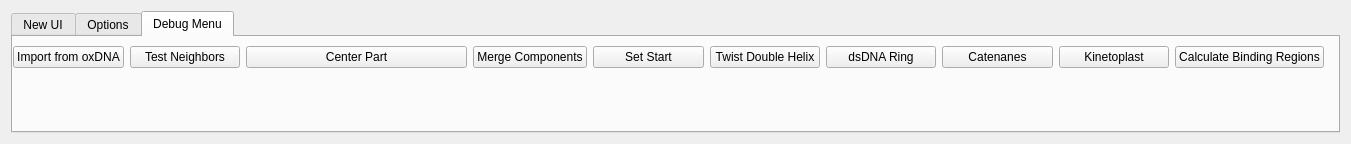
This is AdenitaCoreSE/form/SEAdenitaCoreSEAppGUI.ui in edellano/Adenita-SAMSON-Edition as Qt 5 draws it before an edit. The edited form follows.
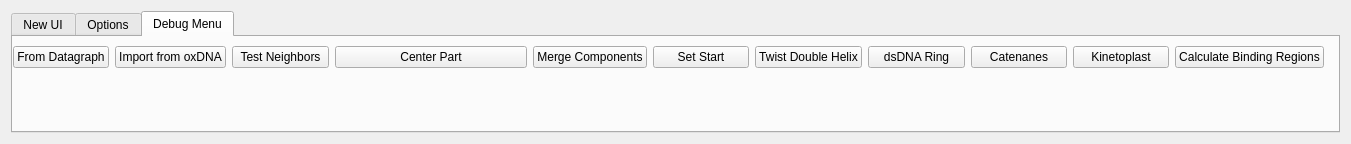
This is the edited form.

Commit message: Added function to create model from Datagraph data (on progress)

The edit to the form file:
```diff
--- a/AdenitaCoreSE/form/SEAdenitaCoreSEAppGUI.ui
+++ b/AdenitaCoreSE/form/SEAdenitaCoreSEAppGUI.ui
@@ -467,73 +467,80 @@
           </rect>
          </property>
          <layout class="QGridLayout" name="gridLayout_3">
-          <item row="0" column="8">
+          <item row="0" column="9">
            <widget class="QPushButton" name="btnCatenanes">
             <property name="text">
              <string>Catenanes</string>
             </property>
            </widget>
           </item>
-          <item row="0" column="6">
+          <item row="0" column="7">
            <widget class="QPushButton" name="btnTwistDoubleHelix">
             <property name="text">
              <string>Twist Double Helix</string>
             </property>
            </widget>
           </item>
-          <item row="0" column="7">
-           <widget class="QPushButton" name="btnDSRing">
-            <property name="text">
-             <string>dsDNA Ring</string>
-            </property>
-           </widget>
-          </item>
-          <item row="0" column="5">
+          <item row="0" column="6">
            <widget class="QPushButton" name="btnSetStart">
             <property name="text">
              <string>Set Start</string>
             </property>
            </widget>
           </item>
-          <item row="0" column="9">
+          <item row="0" column="8">
+           <widget class="QPushButton" name="btnDSRing">
+            <property name="text">
+             <string>dsDNA Ring</string>
+            </property>
+           </widget>
+          </item>
+          <item row="0" column="11">
+           <widget class="QPushButton" name="btnCalculateBindingRegions">
+            <property name="text">
+             <string>Calculate Binding Regions</string>
+            </property>
+           </widget>
+          </item>
+          <item row="0" column="10">
            <widget class="QPushButton" name="btnKinetoplast">
             <property name="text">
              <string>Kinetoplast</string>
             </property>
            </widget>
           </item>
-          <item row="0" column="2" colspan="2">
+          <item row="0" column="3" colspan="2">
            <widget class="QPushButton" name="btnCenterPart">
             <property name="text">
              <string>Center Part</string>
             </property>
            </widget>
           </item>
-          <item row="0" column="10">
-           <widget class="QPushButton" name="btnCalculateBindingRegions">
-            <property name="text">
-             <string>Calculate Binding Regions</string>
-            </property>
-           </widget>
-          </item>
-          <item row="0" column="4">
-           <widget class="QPushButton" name="btnMergeComponents">
-            <property name="text">
-             <string>Merge Components</string>
-            </property>
-           </widget>
-          </item>
           <item row="0" column="1">
+           <widget class="QPushButton" name="btnOxDNAImport">
+            <property name="text">
+             <string>Import from oxDNA</string>
+            </property>
+           </widget>
+          </item>
+          <item row="0" column="2">
            <widget class="QPushButton" name="btnTestNeighbors">
             <property name="text">
              <string>Test Neighbors</string>
             </property>
            </widget>
           </item>
+          <item row="0" column="5">
+           <widget class="QPushButton" name="btnMergeComponents">
+            <property name="text">
+             <string>Merge Components</string>
+            </property>
+           </widget>
+          </item>
           <item row="0" column="0">
-           <widget class="QPushButton" name="btnOxDNAImport">
+           <widget class="QPushButton" name="btnDataGraph">
             <property name="text">
-             <string>Import from oxDNA</string>
+             <string>From Datagraph</string>
             </property>
            </widget>
           </item>
```
Left out of the diff: 17 changed lines with no effect on the pictures. The commit also changes 7 other files.
